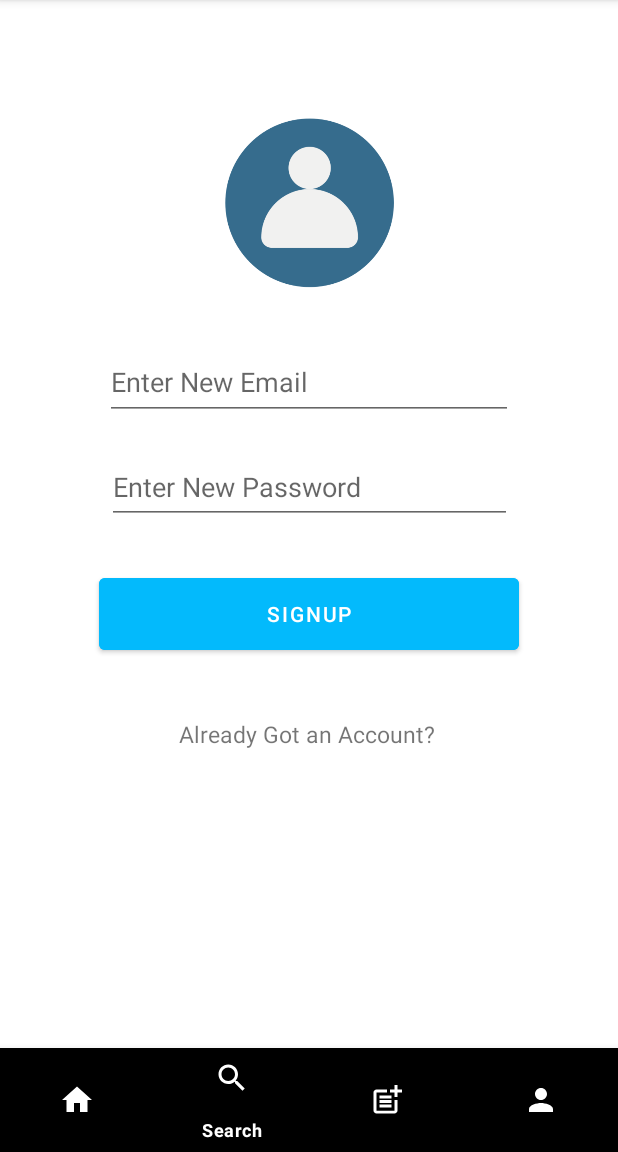
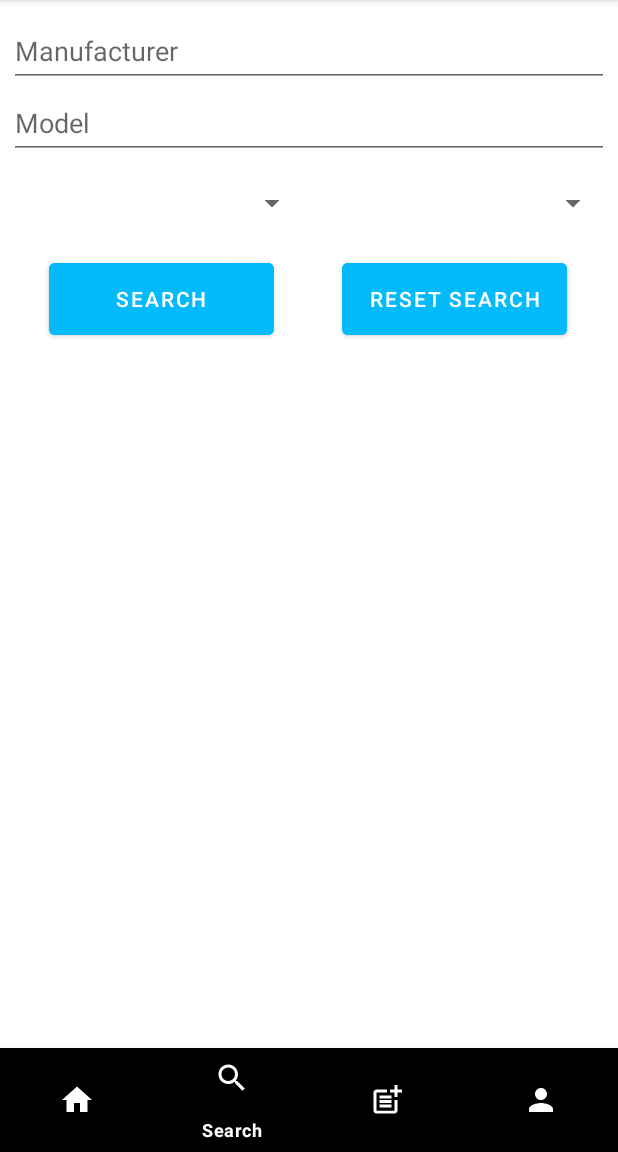
Before and after one commit to ItsTender/CarSLN, an Android app: the fragment SignUpFragment placed in its activity, item 2 of the bottom bar chosen, on a phone screen of 412 x 824 dp, the part 84-1236 px from its top. Run offline under Robolectric (Android 15) with nearby library versions, the phone set to English and light mode, and no system bars; our stand-ins replace Firebase (no records; nobody signed in at launch, a user with empty details on screens opened directly), Picasso.

Commit message:
Working on Search Fragment...

```diff
--- a/app/src/main/java/com/tawfeeq/carsln/MainActivity.java
+++ b/app/src/main/java/com/tawfeeq/carsln/MainActivity.java
@@ -36,7 +36,10 @@ public class MainActivity extends AppCompatActivity {
 
                     if (item.getItemId() == R.id.market) {
                         GoToFragmentCars();
-                    } else if (item.getItemId() == R.id.addcar) {
+                    }else if (item.getItemId() == R.id.searchcar){
+                        GoToFragmentSearch();
+                    }
+                    else if (item.getItemId() == R.id.addcar) {
                         GoToFragmentAdd();
                     }else if (item.getItemId() == R.id.profile){
                         GoToFragmentProfile();
@@ -69,6 +72,13 @@ public class MainActivity extends AppCompatActivity {
         ft.commit();
     }
 
+    private void GoToFragmentSearch() {
+
+        FragmentTransaction ft= getSupportFragmentManager().beginTransaction();
+        ft.replace(R.id.FrameLayoutMain, new SearchFragment());
+        ft.commit();
+    }
+
     private void GoToFragmentAdd() {
 
         FragmentTransaction ft= getSupportFragmentManager().beginTransaction();
--- /dev/null
+++ b/app/src/main/java/com/tawfeeq/carsln/SearchFragment.java
@@ -0,0 +1,95 @@
+package com.tawfeeq.carsln;
+
+import android.os.Bundle;
+
+import androidx.fragment.app.Fragment;
+import androidx.recyclerview.widget.RecyclerView;
+
+import android.view.LayoutInflater;
+import android.view.View;
+import android.view.ViewGroup;
+import android.widget.Button;
+import android.widget.EditText;
+import android.widget.Spinner;
+
+import java.util.ArrayList;
+
+/**
+ * A simple {@link Fragment} subclass.
+ * Use the {@link SearchFragment#newInstance} factory method to
+ * create an instance of this fragment.
+ */
+public class SearchFragment extends Fragment {
+
+    EditText etMan,etMod;
+    Spinner YearFrom, YearTo;
+    Button btnSearch, btnResetSearch;
+    RecyclerView rc;
+    FireBaseServices fbs;
+    ArrayList<Cars> search, lstRst;
+    CarsAdapter Adapter;
+
+
+    // TODO: Rename parameter arguments, choose names that match
+    // the fragment initialization parameters, e.g. ARG_ITEM_NUMBER
+    private static final String ARG_PARAM1 = "param1";
+    private static final String ARG_PARAM2 = "param2";
+
+    // TODO: Rename and change types of parameters
+    private String mParam1;
+    private String mParam2;
+
+    public SearchFragment() {
+        // Required empty public constructor
+    }
+
+    /**
+     * Use this factory method to create a new instance of
+     * this fragment using the provided parameters.
+     *
+     * @param param1 Parameter 1.
+     * @param param2 Parameter 2.
+     * @return A new instance of fragment SearchFragment.
+     */
+    // TODO: Rename and change types and number of parameters
+    public static SearchFragment newInstance(String param1, String param2) {
+        SearchFragment fragment = new SearchFragment();
+        Bundle args = new Bundle();
+        args.putString(ARG_PARAM1, param1);
+        args.putString(ARG_PARAM2, param2);
+        fragment.setArguments(args);
+        return fragment;
+    }
+
+    @Override
+    public void onCreate(Bundle savedInstanceState) {
+        super.onCreate(savedInstanceState);
+        if (getArguments() != null) {
+            mParam1 = getArguments().getString(ARG_PARAM1);
+            mParam2 = getArguments().getString(ARG_PARAM2);
+        }
+    }
+
+    @Override
+    public View onCreateView(LayoutInflater inflater, ViewGroup container,
+                             Bundle savedInstanceState) {
+        // Inflate the layout for this fragment
+        return inflater.inflate(R.layout.fragment_search, container, false);
+    }
+
+    @Override
+    public void onStart() {
+        super.onStart();
+
+        etMan=getView().findViewById(R.id.etSearchMan);
+        etMod=getView().findViewById(R.id.etSearchMod);
+        btnSearch=getView().findViewById(R.id.btnSearch);
+        btnResetSearch=getView().findViewById(R.id.btnResetSearch);
+        YearFrom=getView().findViewById(R.id.spinnerYearFrom);
+        YearTo=getView().findViewById(R.id.spinnerYearTo);
+        rc=getView().findViewById(R.id.RecyclerSearch);
+
+
+
+    }
+}
--- a/app/src/main/res/layout/fragment_add_car.xml
+++ b/app/src/main/res/layout/fragment_add_car.xml
@@ -139,8 +139,8 @@
             android:layout_marginTop="299dp"
             android:layout_marginBottom="384dp"
             android:ems="10"
-            android:hint="Enter Phone/Email"
-            android:inputType="text"
+            android:hint="Enter Phone"
+            android:inputType="number"
             android:minHeight="48dp"
             app:layout_constraintBottom_toBottomOf="parent"
             app:layout_constraintStart_toStartOf="@+id/etKM"
--- a/app/src/main/res/layout/fragment_log_in.xml
+++ b/app/src/main/res/layout/fragment_log_in.xml
@@ -20,6 +20,7 @@
             android:layout_marginBottom="20dp"
             android:ems="10"
             android:hint="Email"
+            android:gravity="center"
             android:inputType="textEmailAddress"
             app:layout_constraintBottom_toTopOf="@+id/etPasswordSignIn"
             app:layout_constraintEnd_toEndOf="parent"
@@ -35,6 +36,7 @@
             android:layout_marginBottom="30dp"
             android:ems="10"
             android:hint="Password"
+            android:gravity="center"
             android:inputType="textPassword"
             app:layout_constraintBottom_toTopOf="@+id/btnLogIn"
             app:layout_constraintEnd_toEndOf="parent"
--- /dev/null
+++ b/app/src/main/res/layout/fragment_search.xml
@@ -0,0 +1,101 @@
+<?xml version="1.0" encoding="utf-8"?>
+<RelativeLayout xmlns:android="http://schemas.android.com/apk/res/android"
+    xmlns:app="http://schemas.android.com/apk/res-auto"
+    xmlns:tools="http://schemas.android.com/tools"
+    android:layout_width="match_parent"
+    android:layout_height="match_parent"
+    tools:context=".SearchFragment">
+
+    <androidx.constraintlayout.widget.ConstraintLayout
+        android:layout_width="match_parent"
+        android:layout_height="match_parent">
+
+
+        <EditText
+            android:id="@+id/etSearchMan"
+            android:layout_width="400dp"
+            android:layout_height="48dp"
+            android:layout_marginStart="5dp"
+            android:layout_marginTop="10dp"
+            android:layout_marginEnd="6dp"
+            android:ems="10"
+            android:hint="Manufacturer"
+            android:inputType="text"
+            android:text=""
+            app:layout_constraintEnd_toEndOf="parent"
+            app:layout_constraintStart_toStartOf="parent"
+            app:layout_constraintTop_toTopOf="parent" />
+
+        <EditText
+            android:id="@+id/etSearchMod"
+            android:layout_width="400dp"
+            android:layout_height="48dp"
+            android:layout_marginStart="5dp"
+            android:layout_marginEnd="6dp"
+            android:ems="10"
+            android:hint="Model"
+            android:inputType="text"
+            android:text=""
+            app:layout_constraintEnd_toEndOf="parent"
+            app:layout_constraintStart_toStartOf="parent"
+            app:layout_constraintTop_toBottomOf="@+id/etSearchMan" />
+
+        <Spinner
+            android:id="@+id/spinnerYearFrom"
+            android:layout_width="200dp"
+            android:layout_height="48dp"
+            android:layout_marginStart="5dp"
+            android:layout_marginTop="5dp"
+            app:layout_constraintEnd_toStartOf="@+id/spinnerYearTo"
+            app:layout_constraintStart_toStartOf="parent"
+            app:layout_constraintTop_toBottomOf="@+id/etSearchMod" />
+
+        <Spinner
+            android:id="@+id/spinnerYearTo"
+            android:layout_width="200dp"
+            android:layout_height="48dp"
+            android:layout_marginTop="5dp"
+            android:layout_marginEnd="6dp"
+            app:layout_constraintEnd_toEndOf="parent"
+            app:layout_constraintStart_toEndOf="@+id/spinnerYearFrom"
+            app:layout_constraintTop_toBottomOf="@+id/etSearchMod" />
+
+        <Button
+            android:id="@+id/btnSearch"
+            android:layout_width="150dp"
+            android:layout_height="60dp"
+            android:layout_marginStart="30dp"
+            android:layout_marginTop="10dp"
+            android:layout_marginEnd="227dp"
+            android:backgroundTint="@color/Blue700"
+            android:text="Search"
+            app:layout_constraintEnd_toEndOf="parent"
+            app:layout_constraintStart_toStartOf="parent"
+            app:layout_constraintTop_toBottomOf="@+id/spinnerYearFrom" />
+
+        <Button
+            android:id="@+id/btnResetSearch"
+            android:layout_width="150dp"
+            android:layout_height="60dp"
+            android:layout_marginStart="224dp"
+            android:layout_marginTop="10dp"
+            android:layout_marginEnd="30dp"
+            android:backgroundTint="@color/Blue700"
+            android:text="Reset Search"
+            app:layout_constraintEnd_toEndOf="parent"
+            app:layout_constraintStart_toStartOf="parent"
+            app:layout_constraintTop_toBottomOf="@+id/spinnerYearTo" />
+
+        <androidx.recyclerview.widget.RecyclerView
+            android:id="@+id/RecyclerSearch"
+            android:layout_width="400dp"
+            android:layout_height="500dp"
+            android:layout_marginStart="5dp"
+            android:layout_marginEnd="6dp"
+            app:layout_constraintBottom_toBottomOf="parent"
+            app:layout_constraintEnd_toEndOf="parent"
+            app:layout_constraintStart_toStartOf="parent" />
+
+    </androidx.constraintlayout.widget.ConstraintLayout>
+
+</RelativeLayout>
--- a/app/src/main/res/layout/fragment_sign_up.xml
+++ b/app/src/main/res/layout/fragment_sign_up.xml
@@ -19,7 +19,8 @@
             android:layout_marginEnd="70dp"
             android:layout_marginBottom="20dp"
             android:ems="10"
-            android:hint="Enter New Email"
+            android:hint="New Email"
+            android:gravity="center"
             android:inputType="textEmailAddress"
             app:layout_constraintBottom_toTopOf="@+id/etPasswordSignup"
             app:layout_constraintEnd_toEndOf="parent"
@@ -34,7 +35,8 @@
             android:layout_marginEnd="70dp"
             android:layout_marginBottom="30dp"
             android:ems="10"
-            android:hint="Enter New Password"
+            android:hint="New Password"
+            android:gravity="center"
             android:inputType="textPassword"
             app:layout_constraintBottom_toTopOf="@+id/btnLogOut"
             app:layout_constraintEnd_toEndOf="parent"
```
Also changed, not shown: app/src/main/java/com/tawfeeq/carsln/ForgotPassFragment.java (added, +137 -0 lines), app/src/main/java/com/tawfeeq/carsln/LogInFragment.java (+16 -0 lines), app/src/main/res/layout/fragment_forgot_pass.xml (added, +72 -0 lines).
